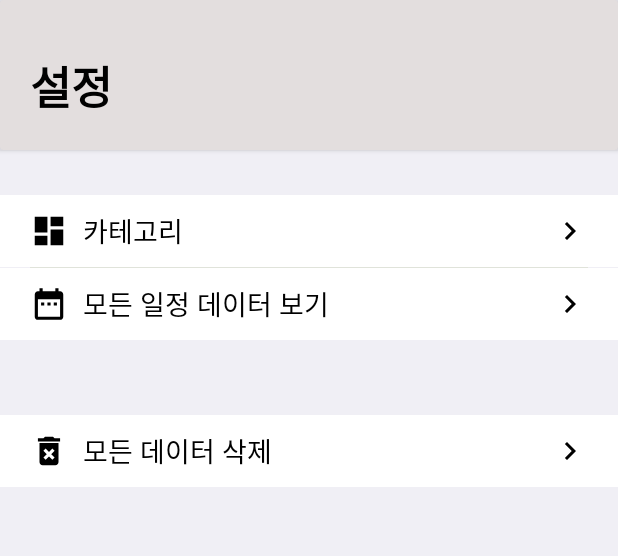
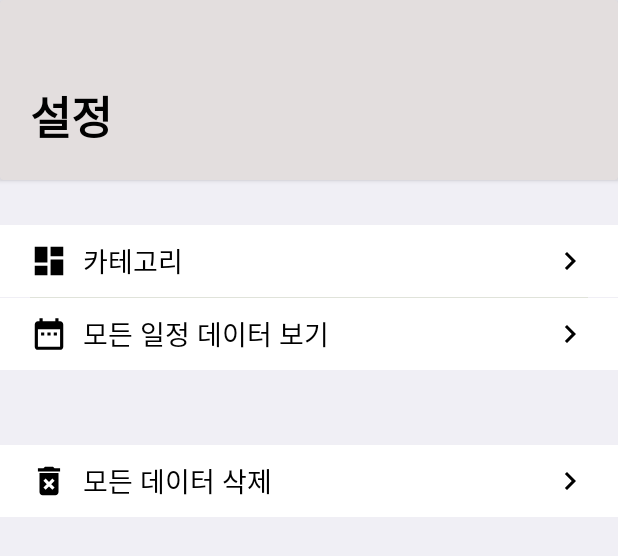
Before and after one commit to teampk/smartcalendar_android, an Android app: the layout fragment_setting.xml on its own in the app's theme, with its tools: preview values and no code run, on a phone screen of 412 x 824 dp. Shown: the top 556 px of the screen. Run offline under Robolectric (Android 15) with nearby library versions, the phone set to English and light mode, and no system bars; plain views replace ConcealerNestedScrollView.

Commit message:
setting design

```diff
--- a/app/src/main/res/layout/fragment_setting.xml
+++ b/app/src/main/res/layout/fragment_setting.xml
@@ -21,7 +21,7 @@
             <!-- background 1 -->
             <LinearLayout
                 android:layout_width="match_parent"
-                android:layout_height="130dp"
+                android:layout_height="150dp"
                 android:background="@color/colorBackGround">
 
             </LinearLayout>
@@ -229,7 +229,7 @@
         android:id="@+id/crdHeaderView"
         android:layout_width="match_parent"
         app:cardBackgroundColor="@color/colorPrimaryDark"
-        android:layout_height="100dp"
+        android:layout_height="120dp"
         >
         <RelativeLayout
             android:layout_width="match_parent"
```
Also changed, not shown: app/src/main/java/com/pkteam/smartcalendar/view/Fragments/FragmentSetting.java (+20 -3 lines).
